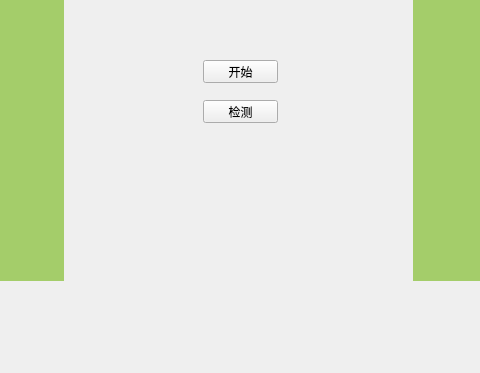
Old version of the form Lens_Ring/mainwindow.ui in the repository MacavityT/LensRing; both pictures show x 437 to 917 and y 120 to 493 of the 1366 by 768 pixel window.
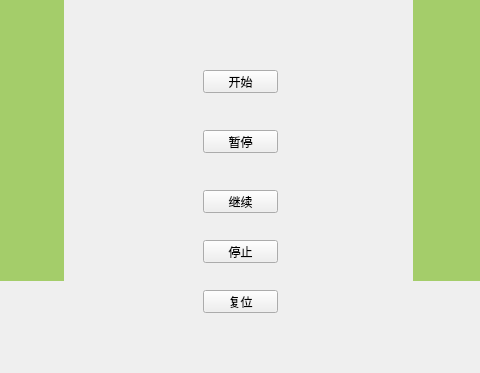
New version of the form.

Diff of the .ui file:
```diff
--- a/Lens_Ring/mainwindow.ui
+++ b/Lens_Ring/mainwindow.ui
@@ -98,7 +98,7 @@
     <property name="geometry">
      <rect>
       <x>640</x>
-      <y>140</y>
+      <y>150</y>
       <width>75</width>
       <height>23</height>
      </rect>
@@ -111,13 +111,52 @@
     <property name="geometry">
      <rect>
       <x>640</x>
-      <y>180</y>
+      <y>210</y>
       <width>75</width>
       <height>23</height>
      </rect>
     </property>
     <property name="text">
-     <string>检测</string>
+     <string>暂停</string>
+    </property>
+   </widget>
+   <widget class="QPushButton" name="RESUME">
+    <property name="geometry">
+     <rect>
+      <x>640</x>
+      <y>270</y>
+      <width>75</width>
+      <height>23</height>
+     </rect>
+    </property>
+    <property name="text">
+     <string>继续</string>
+    </property>
+   </widget>
+   <widget class="QPushButton" name="STOP">
+    <property name="geometry">
+     <rect>
+      <x>640</x>
+      <y>320</y>
+      <width>75</width>
+      <height>23</height>
+     </rect>
+    </property>
+    <property name="text">
+     <string>停止</string>
+    </property>
+   </widget>
+   <widget class="QPushButton" name="RESET">
+    <property name="geometry">
+     <rect>
+      <x>640</x>
+      <y>370</y>
+      <width>75</width>
+      <height>23</height>
+     </rect>
+    </property>
+    <property name="text">
+     <string>复位</string>
     </property>
    </widget>
   </widget>
```
Left out of the diff: 14 changed lines with no effect on the pictures.
